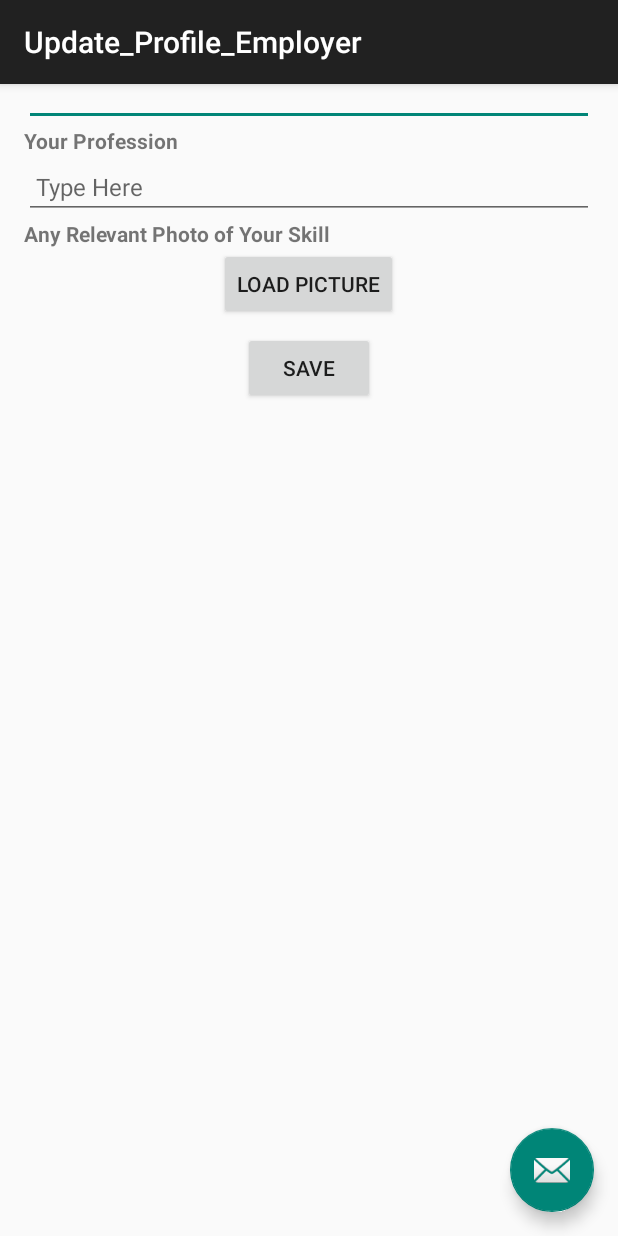
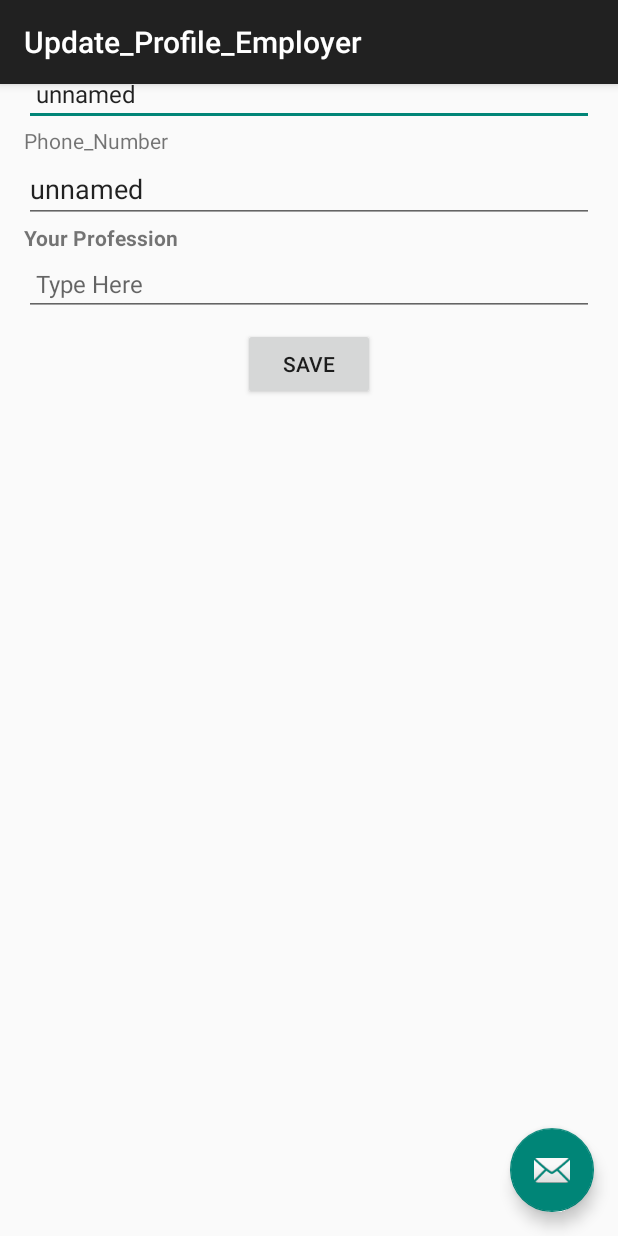
Before and after one commit to shifona1/Connecting-Dots, an Android app: the Update_Profile_Employer screen opened directly, with no data from a screen before it, after a tap on "SAVE", on a phone screen of 412 x 824 dp. Run offline under Robolectric (Android 15) with nearby library versions, the phone set to English and light mode, and no system bars; libraries missing offline, so code that uses them is left out: com.afollestad.materialdialogs; 1 statement that could not run was skipped.

Commit message:
Basic Employer Homepage Completed

```diff
--- a/app/src/main/java/com/example/android/ccd/Update_Profile_Employer.java
+++ b/app/src/main/java/com/example/android/ccd/Update_Profile_Employer.java
@@ -26,34 +26,43 @@ public class Update_Profile_Employer extends AppCompatActivity {
 
     String FETCH_URL=Main2Activity.BASE_URL+"/fetch.php";
     String UPLOAD_URL_EMPLOYER=Main2Activity.BASE_URL+"/update_employer.php";
+    private String name,phone,profession;
     @Override
     protected void onCreate(Bundle savedInstanceState) {
         super.onCreate(savedInstanceState);
         setContentView(R.layout.activity_update__profile__employer);
         Toolbar toolbar = (Toolbar) findViewById(R.id.toolbar);
         setSupportActionBar(toolbar);
-        fetchData();
+        ((EditText)findViewById(R.id.name)).setText(((MyApplication) getApplication()).getUsername());
+        ((EditText)findViewById(R.id.phone)).setText(((MyApplication) getApplication()).getPhoneNo());
+
+        TextView typeView = (TextView) findViewById(R.id.type);
+        typeView.setText(((MyApplication) getApplication()).getType());
+
+
+        //fetchData();
         Button Save=(Button)findViewById(R.id.Save_Details);
         Save.setOnClickListener(new View.OnClickListener() {
             @Override
             public void onClick(View v) {
-                String name=((EditText)findViewById(R.id.name)).getText().toString();
-                String phone="+++++++++++++++++";//((EditText)findViewById(R.id.name)).getText().toString();
-                String profession=((EditText)findViewById(R.id.job)).getText().toString();
-                        uploadImage(name,phone, profession);
+                name=((EditText)findViewById(R.id.name)).getText().toString();
+                phone=((EditText)findViewById(R.id.phone)).getText().toString();
+                profession=((EditText)findViewById(R.id.job)).getText().toString();
+                uploadData();
+                        //uploadImage(name,phone, profession);
 
             }
         });
-        findViewById(R.id.buttonSkills).setOnClickListener(new View.OnClickListener() {
-            @Override
-            public void onClick(View v) {
-                Intent in = new Intent(getBaseContext(), Main2Activity.class);
-                in.putExtra("isEditPage",true);
-                startActivity(in);
-            }
-        });
-        SharedPreferences sp = getApplicationContext().getSharedPreferences("sp", MODE_PRIVATE);
-        sp.edit().putString("img", "").commit();
+//        findViewById(R.id.buttonSkills).setOnClickListener(new View.OnClickListener() {
+//            @Override
+//            public void onClick(View v) {
+//                Intent in = new Intent(getBaseContext(), Main2Activity.class);
+//                in.putExtra("isEditPage",true);
+//                startActivity(in);
+//            }
+//        });
+//        SharedPreferences sp = getApplicationContext().getSharedPreferences("sp", MODE_PRIVATE);
+//        sp.edit().putString("img", "").commit();
 
 
     }
@@ -62,8 +71,8 @@ public class Update_Profile_Employer extends AppCompatActivity {
 
 
 
-    private void fetchData(){
-        class FetchData extends AsyncTask<Bitmap,Void,String> {
+    private void uploadData(){
+        class updateProfile extends AsyncTask<Bitmap,Void,String> {
 
             ProgressDialog loading;
             RequestHandler rh = new RequestHandler();
@@ -72,6 +81,8 @@ public class Update_Profile_Employer extends AppCompatActivity {
             @Override
             protected void onPreExecute() {
                 super.onPreExecute();
+                loading = ProgressDialog.show(Update_Profile_Employer.this, "Updating the profile ", "Please wait...",true,true);
+
 
             }
 
@@ -82,8 +93,11 @@ public class Update_Profile_Employer extends AppCompatActivity {
 
                 HashMap data=new HashMap();
                 data.put("IMEI",((MyApplication)getApplication()).getID());
+                data.put("name",name);
+                data.put("phone",phone);
+                data.put("job",profession);
 
-                String result = rh.sendPostRequest(FETCH_URL,data);
+                String result = rh.sendPostRequest(UPLOAD_URL_EMPLOYER,data);
 
                 return result;
             }
@@ -91,67 +105,58 @@ public class Update_Profile_Employer extends AppCompatActivity {
             @Override
             protected void onPostExecute(String s) {
                 super.onPostExecute(s);
-//                loading.dismiss();
-                try {
-                    JSONObject obj = new JSONObject(s);
-                    String name = obj.getString("name");
-                    ((EditText)findViewById(R.id.name)).setText(name);
-                    String password = obj.getString("pass");
-                    ((EditText)findViewById(R.id.name)).setText(password);
+                   loading.dismiss();
 
-                } catch (JSONException e) {
-                    e.printStackTrace();
-                }
                 Toast.makeText(getApplicationContext(), s, Toast.LENGTH_LONG).show();
             }
-        }
-        FetchData fetch=new FetchData();
-        fetch.execute();
+        };
+        updateProfile up=new updateProfile();
+        up.execute();
 
     }
 
-    private void uploadImage(final String name,final String phone, final String profession){
-        class UploadImage extends AsyncTask<Bitmap,Void,String>{
-
-            ProgressDialog loading;
-            RequestHandler rh = new RequestHandler();
-            String img;
-
-            @Override
-            protected void onPreExecute() {
-                super.onPreExecute();
-            }
-
-            @Override
-            protected void onPostExecute(String s) {
-                super.onPostExecute(s);
-//                loading.dismiss();
-                Toast.makeText(getApplicationContext(),s,Toast.LENGTH_LONG).show();
-
-            }
-
-            @Override
-            protected String doInBackground(Bitmap... params) {
-             //   Bitmap bitmap = params[0];
-                //String uploadImage = getStringImage(bitmap);
-                HashMap<String,String> data = new HashMap<>();
-
-                //String img = PreferenceManager.getDefaultSharedPreferences(Update_Profile_Employer.this).getString("img","");
-
-                data.put("username", name);
-                data.put("IMEI",((MyApplication)getApplication()).getID());
-                //data.put("img",img);
-                data.put("phone",phone);
-                data.put("profession",profession);
-
-                String result = rh.sendPostRequest(UPLOAD_URL_EMPLOYER,data);
-                return result;
-            }
-        }
-
-        UploadImage ui = new UploadImage();
-        ui.execute();
-    }
+//    private void uploadImage(final String name,final String phone, final String profession){
+//        class UploadImage extends AsyncTask<Bitmap,Void,String>{
+//
+//            ProgressDialog loading;
+//            RequestHandler rh = new RequestHandler();
+//            String img;
+//
+//            @Override
+//            protected void onPreExecute() {
+//                super.onPreExecute();
+//            }
+//
+//            @Override
+//            protected void onPostExecute(String s) {
+//                super.onPostExecute(s);
+////                loading.dismiss();
+//                Toast.makeText(getApplicationContext(),s,Toast.LENGTH_LONG).show();
+//
+//            }
+//
+//            @Override
+//            protected String doInBackground(Bitmap... params) {
+//             //   Bitmap bitmap = params[0];
+//                //String uploadImage = getStringImage(bitmap);
+//                HashMap<String,String> data = new HashMap<>();
+//
+//                //String img = PreferenceManager.getDefaultSharedPreferences(Update_Profile_Employer.this).getString("img","");
+//
+//                data.put("username", name);
+//                data.put("IMEI",((MyApplication)getApplication()).getID());
+//                //data.put("img",img);
+//                data.put("phone",phone);
+//                data.put("profession",profession);
+//
+//                String result = rh.sendPostRequest(UPLOAD_URL_EMPLOYER,data);
+//                return result;
+//            }
+//        }
+//
+//        UploadImage ui = new UploadImage();
+//        ui.execute();
+//    }
 
 //    @Override
 //    public void onClick(View v) {
--- a/app/src/main/java/com/example/android/ccd/fragment_employer.java
+++ b/app/src/main/java/com/example/android/ccd/fragment_employer.java
@@ -65,8 +65,9 @@ public class fragment_employer extends ActionBarActivity {
             }
         });
 
-        TextView textView = (TextView) findViewById(R.id.employee_name);
+        TextView textView = (TextView) findViewById(R.id.employer_name);
         textView.setText(((MyApplication) getApplication()).getUsername());
+
         final ImageView img = (ImageView) findViewById(R.id.profile_image);
         String imei = ((MyApplication) getApplication()).getID();
         String url = PIC_URL + "?IMEI=" + imei;
--- a/app/src/main/res/layout/content_update__profile__employer.xml
+++ b/app/src/main/res/layout/content_update__profile__employer.xml
@@ -29,8 +29,20 @@
         android:paddingTop="8dp"
         android:layout_below="@+id/name_text"
         android:textSize="16sp"
-            android:inputType="textMultiLine" />
+        android:inputType="textPersonName" />
 
+    <TextView
+        android:layout_width="match_parent"
+        android:layout_height="wrap_content"
+        android:text="Phone_Number"
+        android:id="@+id/Phone_text"
+        />
+
+    <EditText
+        android:layout_width="match_parent"
+        android:layout_height="wrap_content"
+        android:id="@+id/phone"
+        android:inputType="phone" />
 
     <TextView
         android:id="@+id/job_text"
@@ -48,25 +60,6 @@
         android:paddingLeft="8dp"
         android:textSize="16sp"
         android:inputType="textMultiLine" />
-    <TextView
-        android:id="@+id/skills"
-        android:text="Any Relevant Photo of Your Skill"
-        android:textStyle="bold"
-        android:layout_below="@+id/job_text"
-        android:layout_width="wrap_content"
-        android:layout_height="wrap_content" />
-
-    <Button
-        android:id="@+id/buttonSkills"
-        android:layout_width="wrap_content"
-        android:layout_height="wrap_content"
-        android:layout_below="@+id/skills"
-        android:text="Load Picture"
-        android:layout_gravity="center"/>
-
-
-
-
 
 
     <Button
--- a/app/src/main/res/layout/fragment_employer.xml
+++ b/app/src/main/res/layout/fragment_employer.xml
@@ -17,7 +17,7 @@
 
     </ImageView>
     <TextView
-        android:id="@+id/employer"
+        android:id="@+id/employer_name"
         android:textStyle="bold"
         android:text="Zeeshan Alam" android:layout_width="wrap_content"
         android:layout_gravity="center_horizontal"
```
Also changed, not shown: app/src/main/java/com/example/android/ccd/Main2Activity.java (+1 -35 lines). Lines whose indentation alone changed are shown as unchanged.
